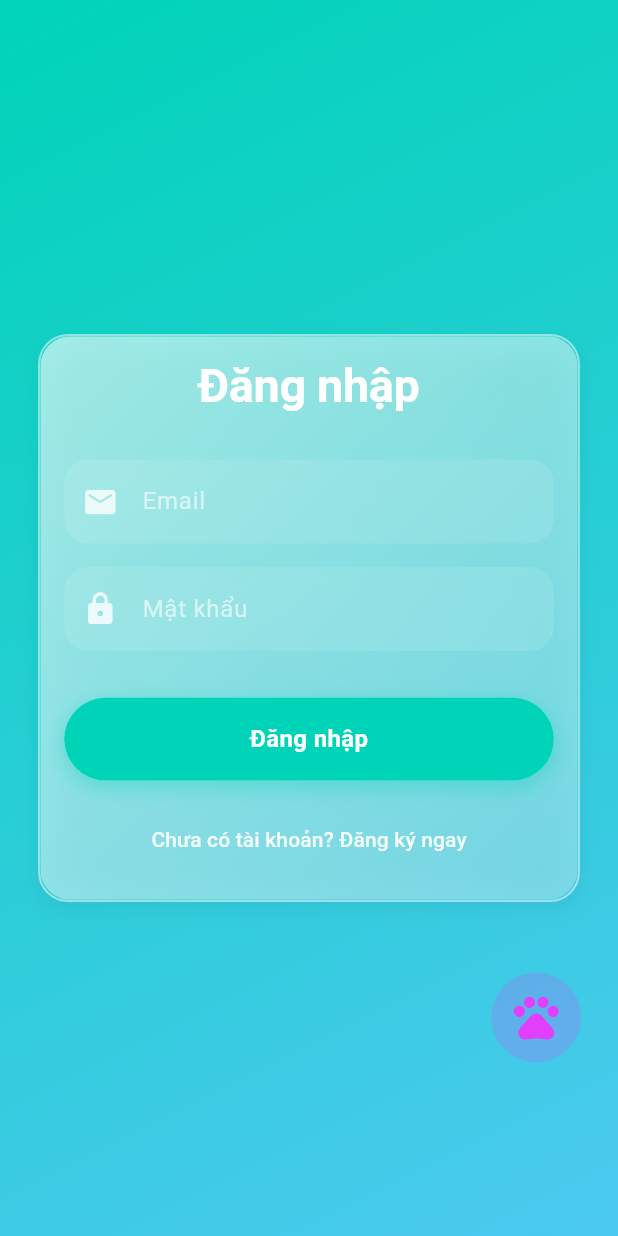
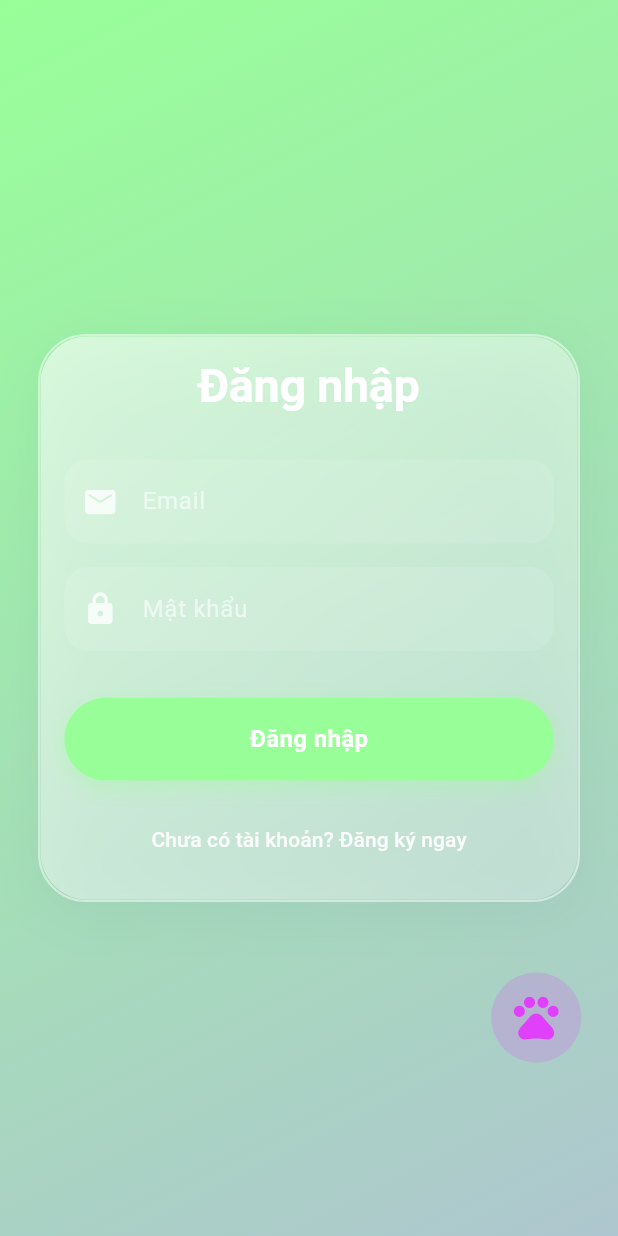
Before and after one commit to nhotungdo/unifines_app, a Flutter app: the screen it shows after launch, after a tap on "Tôi đã có tài khoản", on a phone screen of 412 x 824 dp. Run offline on Flutter 3.47's test engine with Material 3 defaults, Android fonts, the light colour scheme and no system bars; drawn by our look-alikes of flutter_animate; our stand-ins replace dio, flutter_riverpod, flutter_screenutil, go_router; network calls fail; Roboto replaces fonts that are missing (Nunito).

Commit message:
feat: implement app-wide design system including custom themes, shared UI widgets, and foundational gamification screens

```diff
--- a/lib/core/constants/app_colors.dart
+++ b/lib/core/constants/app_colors.dart
@@ -2,26 +2,26 @@
 
 class AppColors {
   // Primary Palette
-  static const Color mint = Color(0xFF00D4B8);
-  static const Color lavender = Color(0xFFB19CD9);
-  static const Color skyBlue = Color(0xFF4CC9F0);
-  static const Color peach = Color(0xFFFFB5A7);
-  static const Color lemon = Color(0xFFF9F871);
+  static const Color mint = Color(0xFF98FF98); // Mint Green
+  static const Color lavender = Color(0xFFE6E6FA); // Soft Lavender
+  static const Color skyBlue = Color(0xFFAEC6CF); // Baby Blue
+  static const Color peach = Color(0xFFFFB6C1); // Pastel Pink
+  static const Color lemon = Color(0xFFFFFACD); // Soft Yellow
 
   // Status Colors
-  static const Color success = Color(0xFF4ADE80);
-  static const Color warning = Color(0xFFFACC15);
-  static const Color error = Color(0xFFF87171);
-  static const Color info = Color(0xFF60A5FA);
+  static const Color success = Color(0xFF98FF98); // Mint Green
+  static const Color warning = Color(0xFFFFFACD); // Soft Yellow
+  static const Color error = Color(0xFFFFB5A7); // Soft Red/Peach
+  static const Color info = Color(0xFFAEC6CF); // Baby Blue
 
   // Text Colors
-  static const Color textPrimaryLight = Color(0xFF2D3748);
-  static const Color textSecondaryLight = Color(0xFF718096);
-  static const Color textPrimaryDark = Color(0xFFF7FAFC);
+  static const Color textPrimaryLight = Color(0xFF2C3E50); // Dark Blue instead of Black
+  static const Color textSecondaryLight = Color(0xFF8A939B); // Light Gray
+  static const Color textPrimaryDark = Color(0xFFF8FAFC);
   static const Color textSecondaryDark = Color(0xFFA0AEC0);
 
   // Background Colors
-  static const Color backgroundLight = Color(0xFFF8FAFC);
+  static const Color backgroundLight = Color(0xFFF8F9FA); // Off-white
   static const Color surfaceLight = Colors.white;
 
   // Galaxy Dark Mode Colors
--- a/lib/core/theme/app_theme.dart
+++ b/lib/core/theme/app_theme.dart
@@ -6,15 +6,15 @@
     return ThemeData(
       useMaterial3: true,
       brightness: Brightness.light,
-      primaryColor: AppColors.mint,
+      primaryColor: AppColors.peach,
       scaffoldBackgroundColor: AppColors.backgroundLight,
       colorScheme: const ColorScheme.light(
-        primary: AppColors.mint,
+        primary: AppColors.peach,
         secondary: AppColors.skyBlue,
         surface: AppColors.surfaceLight,
         error: AppColors.error,
-        onPrimary: Colors.white,
-        onSecondary: Colors.white,
+        onPrimary: AppColors.textPrimaryLight,
+        onSecondary: AppColors.textPrimaryLight,
         onSurface: AppColors.textPrimaryLight,
         onError: Colors.white,
       ),
@@ -33,10 +33,10 @@
       ),
       elevatedButtonTheme: ElevatedButtonThemeData(
         style: ElevatedButton.styleFrom(
-          backgroundColor: AppColors.mint,
-          foregroundColor: Colors.white,
+          backgroundColor: AppColors.peach,
+          foregroundColor: AppColors.textPrimaryLight,
           shape: RoundedRectangleBorder(
-            borderRadius: BorderRadius.circular(16),
+            borderRadius: BorderRadius.circular(99), // Pill shape
           ),
           elevation: 0,
         ),
@@ -87,9 +87,9 @@
       elevatedButtonTheme: ElevatedButtonThemeData(
         style: ElevatedButton.styleFrom(
           backgroundColor: AppColors.lavender,
-          foregroundColor: Colors.white,
+          foregroundColor: AppColors.textPrimaryLight,
           shape: RoundedRectangleBorder(
-            borderRadius: BorderRadius.circular(16),
+            borderRadius: BorderRadius.circular(99), // Pill shape
           ),
           elevation: 0,
         ),
--- a/lib/features/gamification/presentation/tasks_challenges_screen.dart
+++ b/lib/features/gamification/presentation/tasks_challenges_screen.dart
@@ -1,6 +1,7 @@
 import 'package:flutter/material.dart';
 import 'package:flutter_screenutil/flutter_screenutil.dart';
 import 'package:go_router/go_router.dart';
+import 'package:flutter_animate/flutter_animate.dart';
 import '../../../core/constants/app_colors.dart';
 import '../../../shared/widgets/glass_container.dart';
 
@@ -89,7 +90,7 @@
           reward: 20,
           isCompleted: false,
         ),
-      ],
+      ].animate(interval: 100.ms).fade(duration: 400.ms).slideY(begin: 0.2, curve: Curves.easeOutBack),
     );
   }
 
@@ -114,7 +115,7 @@
           progress: 3,
           total: 7,
         ),
-      ],
+      ].animate(interval: 100.ms).fade(duration: 400.ms).slideY(begin: 0.2, curve: Curves.easeOutBack),
     );
   }
 
--- a/lib/features/planning/presentation/debt_management_screen.dart
+++ b/lib/features/planning/presentation/debt_management_screen.dart
@@ -1,5 +1,6 @@
 import 'package:flutter/material.dart';
 import 'package:flutter_screenutil/flutter_screenutil.dart';
+import 'package:flutter_animate/flutter_animate.dart';
 import '../../../core/constants/app_colors.dart';
 import '../../../shared/widgets/glass_container.dart';
 
@@ -64,7 +65,7 @@
             paid: 5000000,
             isDebt: true,
           ),
-      ],
+      ].animate(interval: 100.ms).fade(duration: 400.ms).slideY(begin: 0.1, curve: Curves.easeOutBack),
     );
   }
 
@@ -129,15 +130,15 @@
                     color: AppColors.success.withOpacity(0.2),
                     borderRadius: BorderRadius.circular(20),
                   ),
-                  child: Text(
+                  child: const Text(
                     'Đã xong',
                     style: TextStyle(
                       color: AppColors.success,
                       fontWeight: FontWeight.bold,
-                      fontSize: 12.sp,
+                      fontSize: 12,
                     ),
                   ),
-                )
+                ).animate().scale(curve: Curves.elasticOut, duration: 600.ms)
               else
                 Text(
                   'Hạn: $dueDate',
--- a/lib/features/planning/presentation/savings_goals_screen.dart
+++ b/lib/features/planning/presentation/savings_goals_screen.dart
@@ -1,5 +1,6 @@
 import 'package:flutter/material.dart';
 import 'package:flutter_screenutil/flutter_screenutil.dart';
+import 'package:flutter_animate/flutter_animate.dart';
 import '../../../core/constants/app_colors.dart';
 import '../../../shared/widgets/glass_container.dart';
 
@@ -46,7 +47,7 @@
               color: AppColors.success,
               isCompleted: true,
             ),
-          ],
+          ].animate(interval: 100.ms).fade(duration: 400.ms).slideY(begin: 0.1, curve: Curves.easeOutBack),
         ),
       ),
     );
@@ -110,7 +111,7 @@
                     Icons.check_circle_rounded,
                     color: AppColors.success,
                     size: 28.sp,
-                  )
+                  ).animate().scale(curve: Curves.elasticOut, duration: 600.ms)
                 else
                   Text(
                     '${(percent * 100).toStringAsFixed(0)}%',
--- a/lib/shared/widgets/glass_container.dart
+++ b/lib/shared/widgets/glass_container.dart
@@ -18,8 +18,8 @@
     this.height,
     this.padding = const EdgeInsets.all(16.0),
     this.margin = EdgeInsets.zero,
-    this.borderRadius = const BorderRadius.all(Radius.circular(20)),
-    this.blur = 10.0,
+    this.borderRadius = const BorderRadius.all(Radius.circular(32)),
+    this.blur = 16.0,
     this.gradientColors,
   });
 
@@ -47,10 +47,10 @@
         ),
         boxShadow: [
           BoxShadow(
-            color: Colors.black.withOpacity(isDark ? 0.3 : 0.05),
-            blurRadius: 10,
-            spreadRadius: 1,
-            offset: const Offset(0, 4),
+            color: const Color.fromRGBO(31, 38, 135, 1).withOpacity(isDark ? 0.2 : 0.05),
+            blurRadius: 32,
+            spreadRadius: 0,
+            offset: const Offset(0, 8),
           ),
         ],
       ),
--- a/lib/shared/widgets/unico_mascot.dart
+++ b/lib/shared/widgets/unico_mascot.dart
@@ -55,7 +55,7 @@
           ),
         )
         .animate(onPlay: (controller) => controller.repeat(reverse: true))
-        .scaleXY(end: 1.1, duration: 1.seconds, curve: Curves.easeInOut)
+        .scaleXY(end: 1.15, duration: 800.ms, curve: Curves.easeInOutBack)
         .shimmer(duration: 2.seconds);
   }
 }
```
